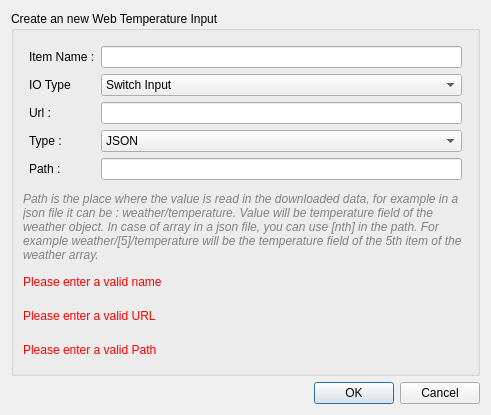
This is data/DialogNewWebIO.ui in calaos/calaos_installer as Qt 5 draws it before an edit. The edited form follows.
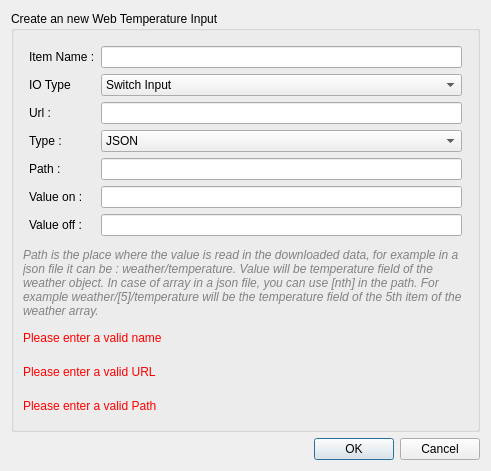
This is the edited form.

Commit message: Add off_value and on_value for WebOutputLight

Patch:
```diff
--- a/data/DialogNewWebIO.ui
+++ b/data/DialogNewWebIO.ui
@@ -7,7 +7,7 @@
     <x>0</x>
     <y>0</y>
     <width>491</width>
-    <height>372</height>
+    <height>439</height>
    </rect>
   </property>
   <property name="windowTitle">
@@ -152,6 +152,26 @@
         <item row="4" column="1">
          <widget class="QLineEdit" name="edit_path"/>
         </item>
+        <item row="5" column="0">
+         <widget class="QLabel" name="label_value_on">
+          <property name="text">
+           <string>Value on :</string>
+          </property>
+         </widget>
+        </item>
+        <item row="6" column="0">
+         <widget class="QLabel" name="label_value_off">
+          <property name="text">
+           <string>Value off :</string>
+          </property>
+         </widget>
+        </item>
+        <item row="5" column="1">
+         <widget class="QLineEdit" name="edit_value_on"/>
+        </item>
+        <item row="6" column="1">
+         <widget class="QLineEdit" name="edit_value_off"/>
+        </item>
        </layout>
       </item>
       <item>
```
The commit also changes 2 other files.
